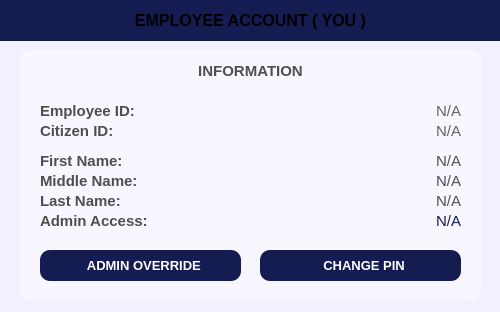
Yohhannn/Barangay-Records-Statistics-System, file UI/PopUp/Screen_Dashboard/youraccount.ui: the form before one commit.
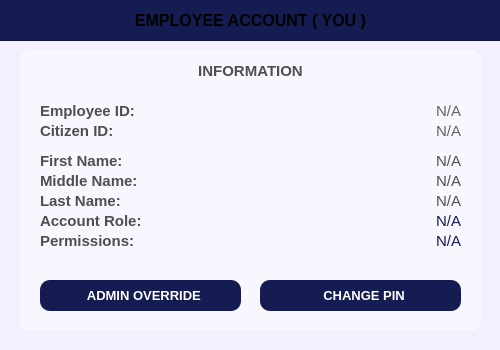
The form after the commit. Icons and pictures are not drawn.

Diff of the .ui file:
```diff
--- a/UI/PopUp/Screen_Dashboard/youraccount.ui
+++ b/UI/PopUp/Screen_Dashboard/youraccount.ui
@@ -7,7 +7,7 @@
     <x>0</x>
     <y>0</y>
     <width>500</width>
-    <height>312</height>
+    <height>350</height>
    </rect>
   </property>
   <property name="sizePolicy">
@@ -30,7 +30,7 @@
      <x>20</x>
      <y>50</y>
      <width>461</width>
-     <height>251</height>
+     <height>281</height>
     </rect>
    </property>
    <property name="styleSheet">
@@ -226,7 +226,7 @@
      <set>Qt::AlignmentFlag::AlignLeading|Qt::AlignmentFlag::AlignLeft|Qt::AlignmentFlag::AlignVCenter</set>
     </property>
    </widget>
-   <widget class="QLabel" name="employeeacc_access">
+   <widget class="QLabel" name="employeeacc_role">
     <property name="geometry">
      <rect>
       <x>20</x>
@@ -243,14 +243,14 @@
      </font>
     </property>
     <property name="styleSheet">
-     <string notr="true">#employeeacc_access {
+     <string notr="true">#employeeacc_role {
 	background-color: transparent;
 	color: #4f4f4f;
 }
 </string>
     </property>
     <property name="text">
-     <string>Admin Access:</string>
+     <string>Account Role:</string>
     </property>
     <property name="alignment">
      <set>Qt::AlignmentFlag::AlignLeading|Qt::AlignmentFlag::AlignLeft|Qt::AlignmentFlag::AlignVCenter</set>
@@ -316,7 +316,7 @@
      <set>Qt::AlignmentFlag::AlignRight|Qt::AlignmentFlag::AlignTrailing|Qt::AlignmentFlag::AlignVCenter</set>
     </property>
    </widget>
-   <widget class="QLabel" name="employeeacc_isadmin">
+   <widget class="QLabel" name="displayemployeeacc_role">
     <property name="geometry">
      <rect>
       <x>290</x>
@@ -333,7 +333,7 @@
      </font>
     </property>
     <property name="styleSheet">
-     <string notr="true">#employeeacc_isadmin{
+     <string notr="true">#displayemployeeacc_role{
 		color: #141c52;
 }</string>
     </property>
@@ -438,7 +438,7 @@
     <property name="geometry">
      <rect>
       <x>20</x>
-      <y>200</y>
+      <y>230</y>
       <width>201</width>
       <height>31</height>
      </rect>
@@ -485,7 +485,7 @@
     <property name="geometry">
      <rect>
       <x>240</x>
-      <y>200</y>
+      <y>230</y>
       <width>201</width>
       <height>31</height>
      </rect>
@@ -528,6 +528,64 @@
      </size>
     </property>
    </widget>
+   <widget class="QLabel" name="employeeacc_perm">
+    <property name="geometry">
+     <rect>
+      <x>20</x>
+      <y>180</y>
+      <width>151</width>
+      <height>21</height>
+     </rect>
+    </property>
+    <property name="font">
+     <font>
+      <family>Arial</family>
+      <pointsize>11</pointsize>
+      <bold>true</bold>
+     </font>
+    </property>
+    <property name="styleSheet">
+     <string notr="true">#employeeacc_perm {
+	background-color: transparent;
+	color: #4f4f4f;
+}
+</string>
+    </property>
+    <property name="text">
+     <string>Permissions:</string>
+    </property>
+    <property name="alignment">
+     <set>Qt::AlignmentFlag::AlignLeading|Qt::AlignmentFlag::AlignLeft|Qt::AlignmentFlag::AlignVCenter</set>
+    </property>
+   </widget>
+   <widget class="QLabel" name="displayemployeeacc_perm">
+    <property name="geometry">
+     <rect>
+      <x>290</x>
+      <y>180</y>
+      <width>151</width>
+      <height>21</height>
+     </rect>
+    </property>
+    <property name="font">
+     <font>
+      <family>Arial</family>
+      <pointsize>11</pointsize>
+      <bold>false</bold>
+     </font>
+    </property>
+    <property name="styleSheet">
+     <string notr="true">#displayemployeeacc_perm{
+		color: #141c52;
+}</string>
+    </property>
+    <property name="text">
+     <string>N/A</string>
+    </property>
+    <property name="alignment">
+     <set>Qt::AlignmentFlag::AlignRight|Qt::AlignmentFlag::AlignTrailing|Qt::AlignmentFlag::AlignVCenter</set>
+    </property>
+   </widget>
   </widget>
   <widget class="QFrame" name="basePopUpTitleFrame">
    <property name="geometry">
```
